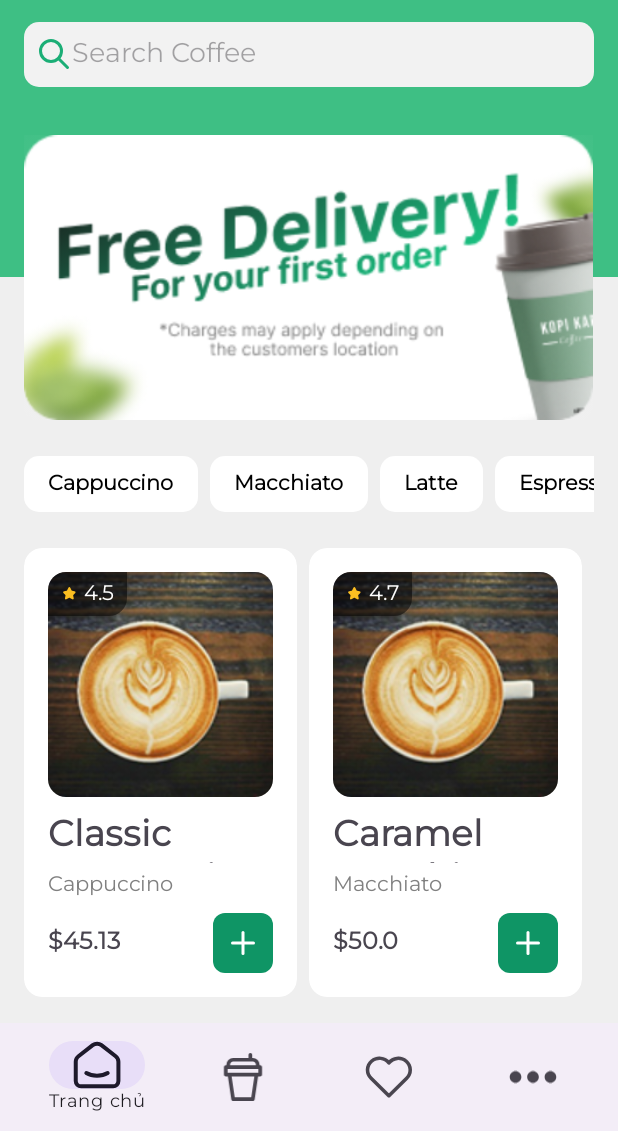
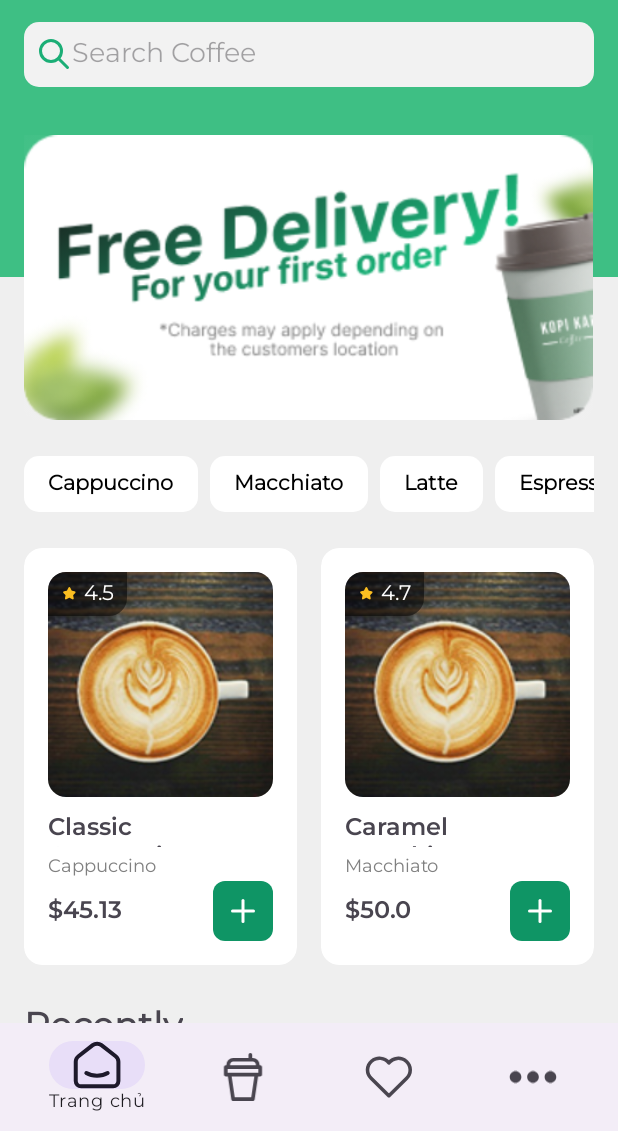
Before and after one commit to SE330-CoffeeShop/Coffee-Shop-Management-Android, an Android app: the screen it shows after launch (MainActivity), on a phone screen of 412 x 824 dp, the part 105-1236 px from its top. Run offline under Robolectric (Android 15) with nearby library versions, the phone set to English and light mode, and no system bars; our stand-ins replace Dagger/Hilt's generated code, navigation-ui; 2 statements that could not run were skipped.

Commit message:
Refactor: Add and Update some attribute layout for product_layout.xml

```diff
--- a/app/src/main/java/com/example/coffeeshopmanagementandroid/ui/fragment/main/HomeFragment.java
+++ b/app/src/main/java/com/example/coffeeshopmanagementandroid/ui/fragment/main/HomeFragment.java
@@ -1,5 +1,6 @@
 package com.example.coffeeshopmanagementandroid.ui.fragment.main;
 
+import android.graphics.Rect;
 import android.os.Bundle;
 
 import androidx.fragment.app.Fragment;
@@ -33,7 +34,7 @@ public class HomeFragment extends Fragment {
 
         // Inflate layout cho Fragment
         View view = inflater.inflate(R.layout.fragment_home, container, false);
-
+        int horizontalSpace = getResources().getDimensionPixelSize(R.dimen.grid_spacing);
 
         List<ProductModel> coffees = new ArrayList<>();
         coffees.add(new ProductModel("1", "Classic Cappuccino", 45.13, "https://example.com/cappuccino.jpg", 4.5f, "Cappuccino", false));
@@ -59,6 +60,7 @@ public class HomeFragment extends Fragment {
         );
         RecyclerView productRecyclerView = view.findViewById(R.id.productRecyclerView);
         productRecyclerView.setLayoutManager(new LinearLayoutManager(requireContext(), LinearLayoutManager.HORIZONTAL, false));
+        productRecyclerView.addItemDecoration(new HorizontalSpaceItemDecoration(horizontalSpace));
         productRecyclerView.setAdapter(productAdapter);
 
         List<CategoryModel> coffeeTypes = new ArrayList<>();
@@ -97,8 +99,24 @@ public class HomeFragment extends Fragment {
                         Toast.LENGTH_SHORT).show());
         RecyclerView recentlyProductRecyclerView = view.findViewById(R.id.recentlyProductRecyclerView);
         recentlyProductRecyclerView.setLayoutManager(new LinearLayoutManager(requireContext(), LinearLayoutManager.HORIZONTAL, false));
+        recentlyProductRecyclerView.addItemDecoration(new HorizontalSpaceItemDecoration(horizontalSpace));
         recentlyProductRecyclerView.setAdapter(recentlyProductAdapter);
 
         return view;
     }
+
+    public class HorizontalSpaceItemDecoration extends RecyclerView.ItemDecoration {
+        private int spacing;
+
+        public HorizontalSpaceItemDecoration(int spacing) {
+            this.spacing = spacing;
+        }
+
+        @Override
+        public void getItemOffsets(Rect outRect, View view, RecyclerView parent, RecyclerView.State state) {
+            if (parent.getChildAdapterPosition(view) != parent.getAdapter().getItemCount() - 1) {
+                outRect.right = spacing;
+            }
+        }
+    }
 }
--- a/app/src/main/res/layout/product_layout.xml
+++ b/app/src/main/res/layout/product_layout.xml
@@ -4,7 +4,6 @@
     xmlns:tools="http://schemas.android.com/tools"
     android:layout_width="wrap_content"
     android:layout_height="wrap_content"
-    android:layout_marginEnd="8dp"
     app:cardBackgroundColor="@android:color/white"
     app:cardCornerRadius="12dp"
     app:cardElevation="0dp"
@@ -53,8 +52,7 @@
             android:layout_width="match_parent"
             android:layout_height="wrap_content"
             android:layout_marginTop="8dp"
-            android:textSize="24sp"
-            android:textStyle="bold"
+                style="@style/text_base_semibold"
             tools:text="Cappuccino" />
 
         <TextView
@@ -63,13 +61,12 @@
             android:layout_height="wrap_content"
             android:layout_marginTop="4dp"
             android:textColor="#808080"
-            android:textSize="14sp"
+            style="@style/text_xs_regular"
             tools:text="Classic" />
 
         <LinearLayout
             android:layout_width="match_parent"
             android:layout_height="wrap_content"
-            android:layout_marginTop="8dp"
             android:gravity="center_vertical"
             android:orientation="horizontal">
 
@@ -78,8 +75,7 @@
                 android:layout_width="0dp"
                 android:layout_height="wrap_content"
                 android:layout_weight="1"
-                android:textSize="16sp"
-                android:textStyle="bold"
+                style="@style/text_base_semibold"
                 tools:text="$45.13" />
 
             <com.google.android.material.button.MaterialButton
--- a/app/src/main/res/values/dimens.xml
+++ b/app/src/main/res/values/dimens.xml
@@ -1,3 +1,4 @@
 <resources>
     <dimen name="fab_margin">16dp</dimen>
+    <dimen name="grid_spacing">16dp</dimen>
 </resources>
--- a/app/src/main/res/values/strings.xml
+++ b/app/src/main/res/values/strings.xml
@@ -65,4 +65,5 @@
     <dimen name="category_chip_radius">16dp</dimen>
     <!-- TODO: Remove or change this placeholder text -->
     <string name="hello_blank_fragment">Hello blank fragment</string>
+    <string name="favorite">Favorite</string>
 </resources>
```
